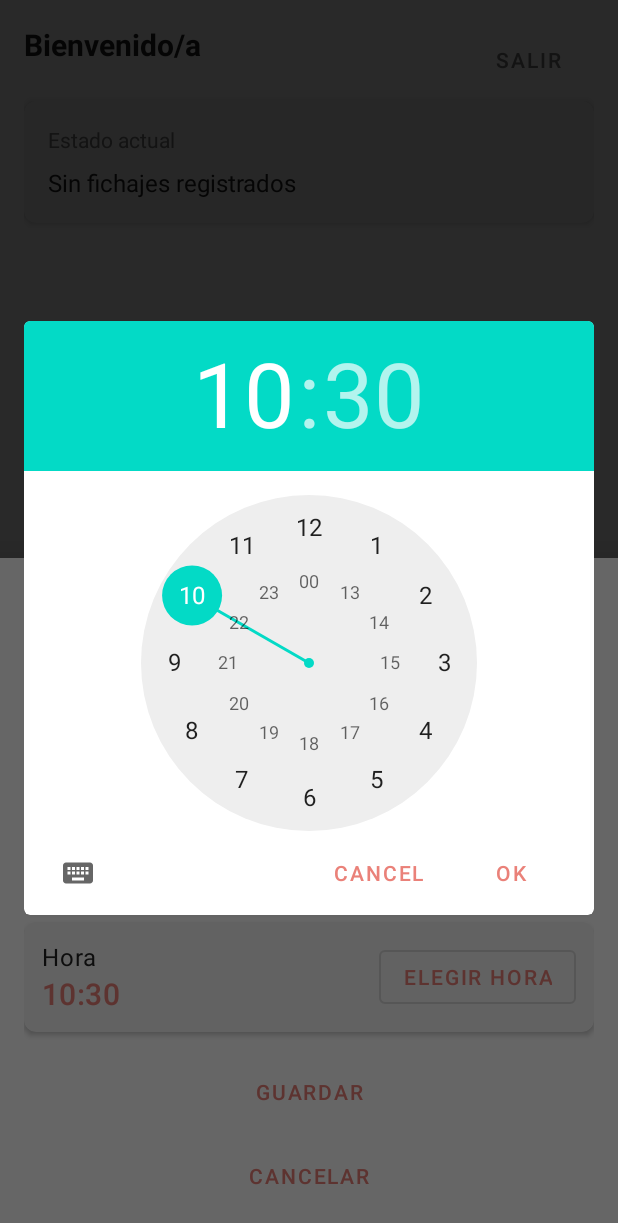
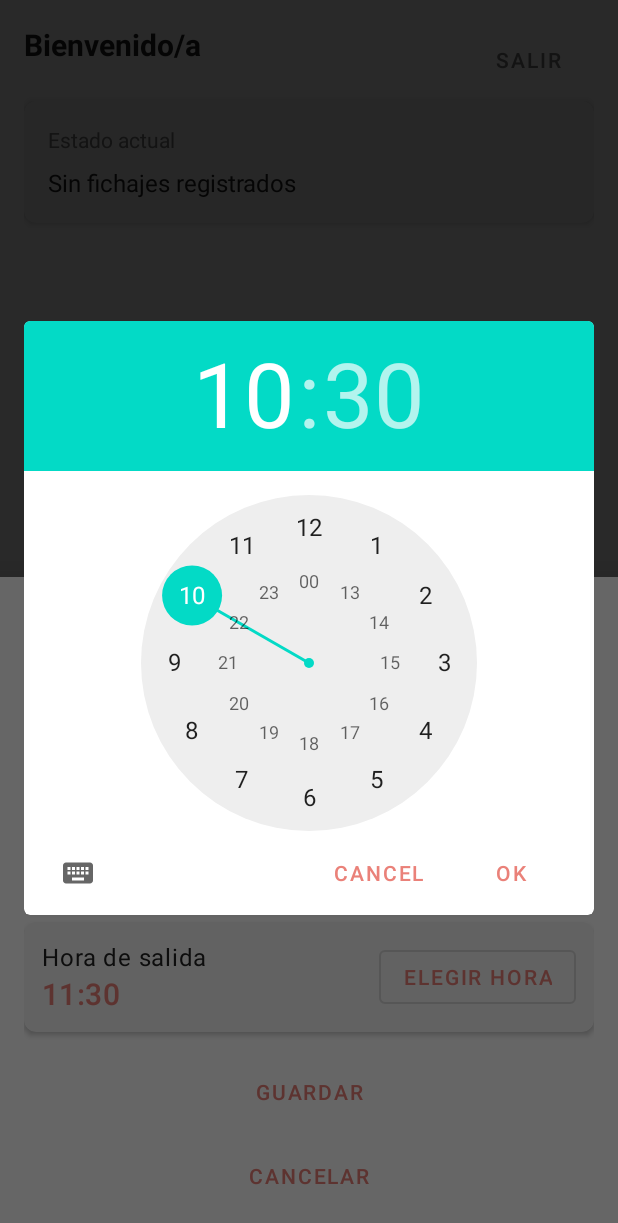
Before and after one commit to lcros-mo/TimeTracking, an Android app: the fragment AddRecordDialog placed in its activity, after a tap on "ELEGIR HORA", on a phone screen of 412 x 824 dp. Shown: the top 1223 px of the screen. Run offline under Robolectric (Android 15) with nearby library versions, the phone set to English and light mode, and no system bars; our stand-ins replace Room's generated code.

```diff
--- a/app/build.gradle.kts
+++ b/app/build.gradle.kts
@@ -34,8 +34,8 @@ android {
         applicationId = "com.timetracking.app"
         minSdk = 24
         targetSdk = 34
-        versionCode = 17
-        versionName = "1.5.7"
+        versionCode = 18
+        versionName = "1.5.8"
 
         testInstrumentationRunner = "androidx.test.runner.AndroidJUnitRunner"
     }
--- a/app/src/main/java/com/timetracking/app/ui/history/AddRecordDialog.kt
+++ b/app/src/main/java/com/timetracking/app/ui/history/AddRecordDialog.kt
@@ -2,12 +2,14 @@ package com.timetracking.app.ui.history
 
 import android.app.DatePickerDialog
 import android.app.TimePickerDialog
+import android.content.Context
 import android.os.Bundle
 import android.view.LayoutInflater
 import android.view.View
 import android.view.ViewGroup
 import android.widget.RadioButton
 import android.widget.TextView
+import android.widget.Toast
 import androidx.lifecycle.lifecycleScope
 import com.google.android.material.bottomsheet.BottomSheetDialogFragment
 import com.google.android.material.button.MaterialButton
@@ -26,7 +28,11 @@ class AddRecordDialog : BottomSheetDialogFragment() {
     }
 
     private var selectedDate: Calendar = Calendar.getInstance()
-    private var selectedTime: Calendar = Calendar.getInstance()
+    private var selectedCheckInTime: Calendar = Calendar.getInstance()
+    private var selectedCheckOutTime: Calendar = Calendar.getInstance().apply {
+        add(Calendar.HOUR_OF_DAY, 1) // Por defecto, una hora después de la entrada
+    }
+
     private lateinit var repository: TimeRecordRepository
     private var callback: Callback? = null
 
@@ -54,21 +60,27 @@ class AddRecordDialog : BottomSheetDialogFragment() {
         )
 
         updateDateDisplay(view)
-        updateTimeDisplay(view)
+        updateCheckInTimeDisplay(view)
+        updateCheckOutTimeDisplay(view)
 
         // Configurar selector de fecha
         view.findViewById<MaterialButton>(R.id.selectDateButton).setOnClickListener {
             showDatePicker()
         }
 
-        // Configurar selector de hora
+        // Configurar selector de hora de entrada
         view.findViewById<MaterialButton>(R.id.selectTimeButton).setOnClickListener {
-            showTimePicker()
+            showCheckInTimePicker()
         }
 
-        // Configurar botón guardar
+        // Añadir nueva función para seleccionar hora de salida
+        view.findViewById<MaterialButton>(R.id.selectCheckOutTimeButton).setOnClickListener {
+            showCheckOutTimePicker()
+        }
+
+        // Configurar botón guardar para crear ambos registros
         view.findViewById<MaterialButton>(R.id.saveButton).setOnClickListener {
-            saveRecord(view)
+            saveRecords(view)
         }
 
         // Configurar botón cancelar
@@ -82,9 +94,14 @@ class AddRecordDialog : BottomSheetDialogFragment() {
         view.findViewById<TextView>(R.id.dateText).text = dateFormat.format(selectedDate.time)
     }
 
-    private fun updateTimeDisplay(view: View) {
+    private fun updateCheckInTimeDisplay(view: View) {
         val timeFormat = SimpleDateFormat("HH:mm", Locale.getDefault())
-        view.findViewById<TextView>(R.id.timeText).text = timeFormat.format(selectedTime.time)
+        view.findViewById<TextView>(R.id.timeText).text = timeFormat.format(selectedCheckInTime.time)
+    }
+
+    private fun updateCheckOutTimeDisplay(view: View) {
+        val timeFormat = SimpleDateFormat("HH:mm", Locale.getDefault())
+        view.findViewById<TextView>(R.id.checkOutTimeText).text = timeFormat.format(selectedCheckOutTime.time)
     }
 
     private fun showDatePicker() {
@@ -102,41 +119,99 @@ class AddRecordDialog : BottomSheetDialogFragment() {
         ).show()
     }
 
-    private fun showTimePicker() {
+    private fun showCheckInTimePicker() {
         TimePickerDialog(
             requireContext(),
             { _, hourOfDay, minute ->
-                selectedTime.set(Calendar.HOUR_OF_DAY, hourOfDay)
-                selectedTime.set(Calendar.MINUTE, minute)
-                updateTimeDisplay(requireView())
+                selectedCheckInTime.set(Calendar.HOUR_OF_DAY, hourOfDay)
+                selectedCheckInTime.set(Calendar.MINUTE, minute)
+                updateCheckInTimeDisplay(requireView())
+
+                // Actualizar la hora de salida para que sea después de la entrada
+                if (selectedCheckOutTime.before(selectedCheckInTime)) {
+                    selectedCheckOutTime.set(Calendar.HOUR_OF_DAY, hourOfDay + 1)
+                    selectedCheckOutTime.set(Calendar.MINUTE, minute)
+                    updateCheckOutTimeDisplay(requireView())
+                }
             },
-            selectedTime.get(Calendar.HOUR_OF_DAY),
-            selectedTime.get(Calendar.MINUTE),
+            selectedCheckInTime.get(Calendar.HOUR_OF_DAY),
+            selectedCheckInTime.get(Calendar.MINUTE),
             true
         ).show()
     }
 
-    private fun saveRecord(view: View) {
-        // Combinar fecha y hora seleccionadas
-        val finalDateTime = Calendar.getInstance().apply {
+    private fun showCheckOutTimePicker() {
+        TimePickerDialog(
+            requireContext(),
+            { _, hourOfDay, minute ->
+                // Validar que la hora de salida sea posterior a la entrada
+                val tempCalendar = Calendar.getInstance()
+                tempCalendar.set(
+                    selectedDate.get(Calendar.YEAR),
+                    selectedDate.get(Calendar.MONTH),
+                    selectedDate.get(Calendar.DAY_OF_MONTH),
+                    hourOfDay,
+                    minute
+                )
+
+                if (tempCalendar.before(selectedCheckInTime)) {
+                    // Mostrar error si intenta establecer una salida antes de la entrada
+                    requireContext().showToast("La hora de salida debe ser posterior a la entrada")
+                } else {
+                    selectedCheckOutTime.set(Calendar.HOUR_OF_DAY, hourOfDay)
+                    selectedCheckOutTime.set(Calendar.MINUTE, minute)
+                    updateCheckOutTimeDisplay(requireView())
+                }
+            },
+            selectedCheckOutTime.get(Calendar.HOUR_OF_DAY),
+            selectedCheckOutTime.get(Calendar.MINUTE),
+            true
+        ).show()
+    }
+
+    private fun saveRecords(view: View) {
+        // Combinar fecha con hora de entrada
+        val checkInDateTime = Calendar.getInstance().apply {
             set(
                 selectedDate.get(Calendar.YEAR),
                 selectedDate.get(Calendar.MONTH),
                 selectedDate.get(Calendar.DAY_OF_MONTH),
-                selectedTime.get(Calendar.HOUR_OF_DAY),
-                selectedTime.get(Calendar.MINUTE),
+                selectedCheckInTime.get(Calendar.HOUR_OF_DAY),
+                selectedCheckInTime.get(Calendar.MINUTE),
                 0
             )
         }.time
 
-        // Determinar tipo de registro
-        val isCheckIn = view.findViewById<RadioButton>(R.id.checkInRadio).isChecked
-        val recordType = if (isCheckIn) RecordType.CHECK_IN else RecordType.CHECK_OUT
+        // Combinar fecha con hora de salida
+        val checkOutDateTime = Calendar.getInstance().apply {
+            set(
+                selectedDate.get(Calendar.YEAR),
+                selectedDate.get(Calendar.MONTH),
+                selectedDate.get(Calendar.DAY_OF_MONTH),
+                selectedCheckOutTime.get(Calendar.HOUR_OF_DAY),
+                selectedCheckOutTime.get(Calendar.MINUTE),
+                0
+            )
+        }.time
 
         lifecycleScope.launch {
-            repository.insertRecord(finalDateTime, recordType)
-            callback?.onRecordAdded()
-            dismiss()
+            try {
+                // Crear registro de entrada
+                repository.insertRecord(checkInDateTime, RecordType.CHECK_IN)
+
+                // Crear registro de salida
+                repository.insertRecord(checkOutDateTime, RecordType.CHECK_OUT)
+
+                callback?.onRecordAdded()
+                dismiss()
+            } catch (e: Exception) {
+                requireContext().showToast("Error: ${e.message}")
+            }
         }
     }
 }
+
+// Extension function para mostrar Toast
+fun Context.showToast(message: String, duration: Int = Toast.LENGTH_SHORT) {
+    Toast.makeText(this, message, duration).show()
+}
--- a/app/src/main/res/layout/dialog_add_record.xml
+++ b/app/src/main/res/layout/dialog_add_record.xml
@@ -70,44 +70,7 @@
         app:layout_constraintStart_toStartOf="parent"
         app:layout_constraintTop_toBottomOf="@id/dateCard">
 
-        <androidx.constraintlayout.widget.ConstraintLayout
-            android:layout_width="match_parent"
-            android:layout_height="wrap_content"
-            android:padding="12dp">
 
-            <TextView
-                android:id="@+id/typeLabel"
-                android:layout_width="wrap_content"
-                android:layout_height="wrap_content"
-                android:text="Tipo de registro"
-                android:textAppearance="?attr/textAppearanceBody1"
-                app:layout_constraintStart_toStartOf="parent"
-                app:layout_constraintTop_toTopOf="parent" />
-
-            <RadioGroup
-                android:id="@+id/typeRadioGroup"
-                android:layout_width="match_parent"
-                android:layout_height="wrap_content"
-                android:orientation="horizontal"
-                app:layout_constraintTop_toBottomOf="@id/typeLabel">
-
-                <RadioButton
-                    android:id="@+id/checkInRadio"
-                    android:layout_width="0dp"
-                    android:layout_height="wrap_content"
-                    android:layout_weight="1"
-                    android:text="Entrada"
-                    android:checked="true"/>
-
-                <RadioButton
-                    android:id="@+id/checkOutRadio"
-                    android:layout_width="0dp"
-                    android:layout_height="wrap_content"
-                    android:layout_weight="1"
-                    android:text="Salida" />
-            </RadioGroup>
-
-        </androidx.constraintlayout.widget.ConstraintLayout>
     </com.google.android.material.card.MaterialCardView>
 
     <com.google.android.material.card.MaterialCardView
@@ -128,7 +91,7 @@
                 android:id="@+id/timeLabel"
                 android:layout_width="wrap_content"
                 android:layout_height="wrap_content"
-                android:text="Hora"
+                android:text="Hora de entrada"
                 android:textAppearance="?attr/textAppearanceBody1"
                 app:layout_constraintStart_toStartOf="parent"
                 app:layout_constraintTop_toTopOf="parent" />
@@ -156,6 +119,53 @@
         </androidx.constraintlayout.widget.ConstraintLayout>
     </com.google.android.material.card.MaterialCardView>
 
+    <!-- Nuevo card para la hora de salida -->
+    <com.google.android.material.card.MaterialCardView
+        android:id="@+id/checkOutTimeCard"
+        android:layout_width="0dp"
+        android:layout_height="wrap_content"
+        android:layout_marginTop="8dp"
+        app:layout_constraintEnd_toEndOf="parent"
+        app:layout_constraintStart_toStartOf="parent"
+        app:layout_constraintTop_toBottomOf="@id/timeCard">
+
+        <androidx.constraintlayout.widget.ConstraintLayout
+            android:layout_width="match_parent"
+            android:layout_height="wrap_content"
+            android:padding="12dp">
+
+            <TextView
+                android:id="@+id/checkOutTimeLabel"
+                android:layout_width="wrap_content"
+                android:layout_height="wrap_content"
+                android:text="Hora de salida"
+                android:textAppearance="?attr/textAppearanceBody1"
+                app:layout_constraintStart_toStartOf="parent"
+                app:layout_constraintTop_toTopOf="parent" />
+
+            <TextView
+                android:id="@+id/checkOutTimeText"
+                android:layout_width="wrap_content"
+                android:layout_height="wrap_content"
+                android:textAppearance="?attr/textAppearanceHeadline6"
+                android:textColor="?attr/colorPrimary"
+                app:layout_constraintStart_toStartOf="parent"
+                app:layout_constraintTop_toBottomOf="@id/checkOutTimeLabel"
+                android:text="18:00" />
+
+            <com.google.android.material.button.MaterialButton
+                android:id="@+id/selectCheckOutTimeButton"
+                style="?attr/materialButtonOutlinedStyle"
+                android:layout_width="wrap_content"
+                android:layout_height="wrap_content"
+                android:text="Elegir hora"
+                app:layout_constraintBottom_toBottomOf="parent"
+                app:layout_constraintEnd_toEndOf="parent"
+                app:layout_constraintTop_toTopOf="parent" />
+
+        </androidx.constraintlayout.widget.ConstraintLayout>
+    </com.google.android.material.card.MaterialCardView>
+
     <com.google.android.material.button.MaterialButton
         android:id="@+id/saveButton"
         android:layout_width="0dp"
@@ -164,7 +174,7 @@
         android:text="Guardar"
         app:layout_constraintEnd_toEndOf="parent"
         app:layout_constraintStart_toStartOf="parent"
-        app:layout_constraintTop_toBottomOf="@id/timeCard" />
+        app:layout_constraintTop_toBottomOf="@id/checkOutTimeCard" />
 
     <com.google.android.material.button.MaterialButton
         android:id="@+id/cancelButton"
```
Also changed, not shown: app/src/main/java/com/timetracking/app/core/utils/PDFManager.kt (+218 -9 lines).
